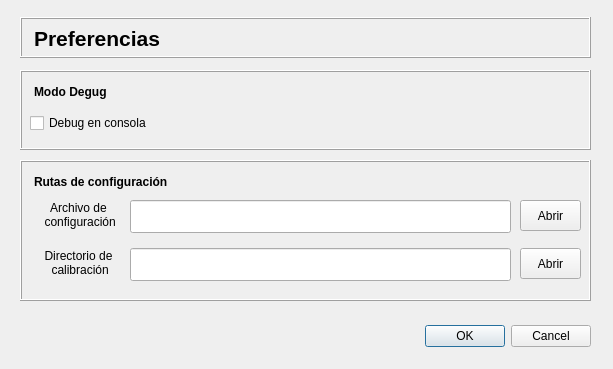
This is ui/SetPreferences.ui in dpirlo/qt-mca as Qt 5 draws it before an edit. The edited form follows.
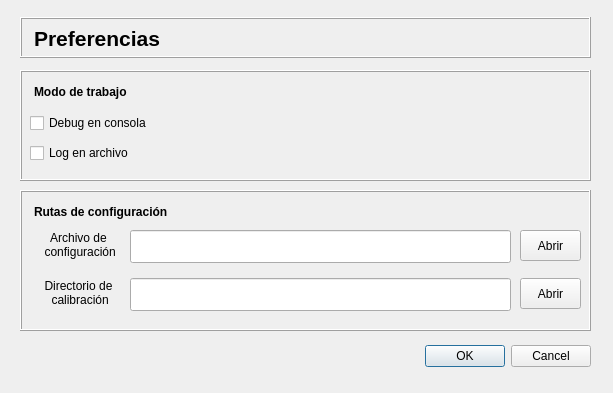
This is the edited form.

```diff
--- a/ui/SetPreferences.ui
+++ b/ui/SetPreferences.ui
@@ -7,7 +7,7 @@
     <x>0</x>
     <y>0</y>
     <width>613</width>
-    <height>369</height>
+    <height>393</height>
    </rect>
   </property>
   <property name="windowTitle">
@@ -17,7 +17,7 @@
    <property name="geometry">
     <rect>
      <x>250</x>
-     <y>320</y>
+     <y>340</y>
      <width>341</width>
      <height>32</height>
     </rect>
@@ -35,7 +35,7 @@
      <x>20</x>
      <y>70</y>
      <width>571</width>
-     <height>80</height>
+     <height>111</height>
     </rect>
    </property>
    <property name="frameShape">
@@ -73,7 +73,20 @@
      </font>
     </property>
     <property name="text">
-     <string>Modo Degug</string>
+     <string>Modo de trabajo</string>
+    </property>
+   </widget>
+   <widget class="QCheckBox" name="checkBox_Log">
+    <property name="geometry">
+     <rect>
+      <x>10</x>
+      <y>70</y>
+      <width>151</width>
+      <height>26</height>
+     </rect>
+    </property>
+    <property name="text">
+     <string>Log en archivo</string>
     </property>
    </widget>
   </widget>
@@ -81,7 +94,7 @@
    <property name="geometry">
     <rect>
      <x>20</x>
-     <y>160</y>
+     <y>190</y>
      <width>571</width>
      <height>141</height>
     </rect>
```
